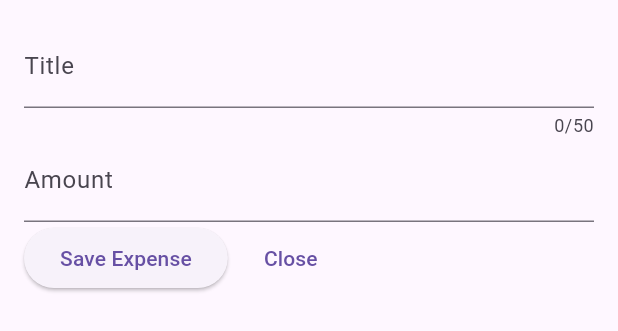
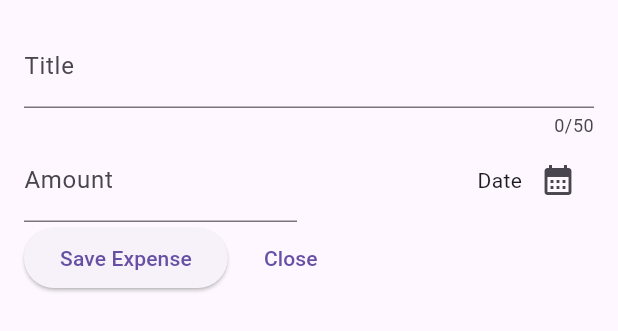
Before and after one commit to REBjr13/expenses_tracker, a Flutter app: the NewExpense widget shown alone on an empty page, opened directly, on a phone screen of 412 x 824 dp. Shown: the top 331 px of the screen. Run offline on Flutter 3.47's test engine with Material 3 defaults, Android fonts, the phone set to English and light mode, and no system bars.

```diff
--- a/lib/widgets/new_expense.dart
+++ b/lib/widgets/new_expense.dart
@@ -35,13 +35,34 @@ class _NewExpenseState extends State<NewExpense> {
             decoration: InputDecoration(label: Text("Title")),
           ),
           SizedBox(),
-          TextField(
+
+          Row(
+            children: [
+              Expanded(
+                child: TextField(
                   controller: _amountControl, //for the amount
                   keyboardType: TextInputType.number,
                   decoration: InputDecoration(
                     label: Text("Amount"),
                     prefixText: '\$ ',
                   ),
+                ),
+              ),
+              const SizedBox(width: 16),
+              Expanded(
+                child: Row(
+                  mainAxisAlignment: MainAxisAlignment.end,
+                  crossAxisAlignment: CrossAxisAlignment.center,
+                  children: [
+                    Text("Date"),
+                    IconButton(
+                      onPressed: () {},
+                      icon: Icon(Icons.calendar_month),
+                    ),
+                  ],
+                ),
+              ),
+            ],
           ),
           Row(
             children: [
```
Also changed, not shown: lib/main.dart (+6 -1 lines). Lines whose indentation alone changed are shown as unchanged.
